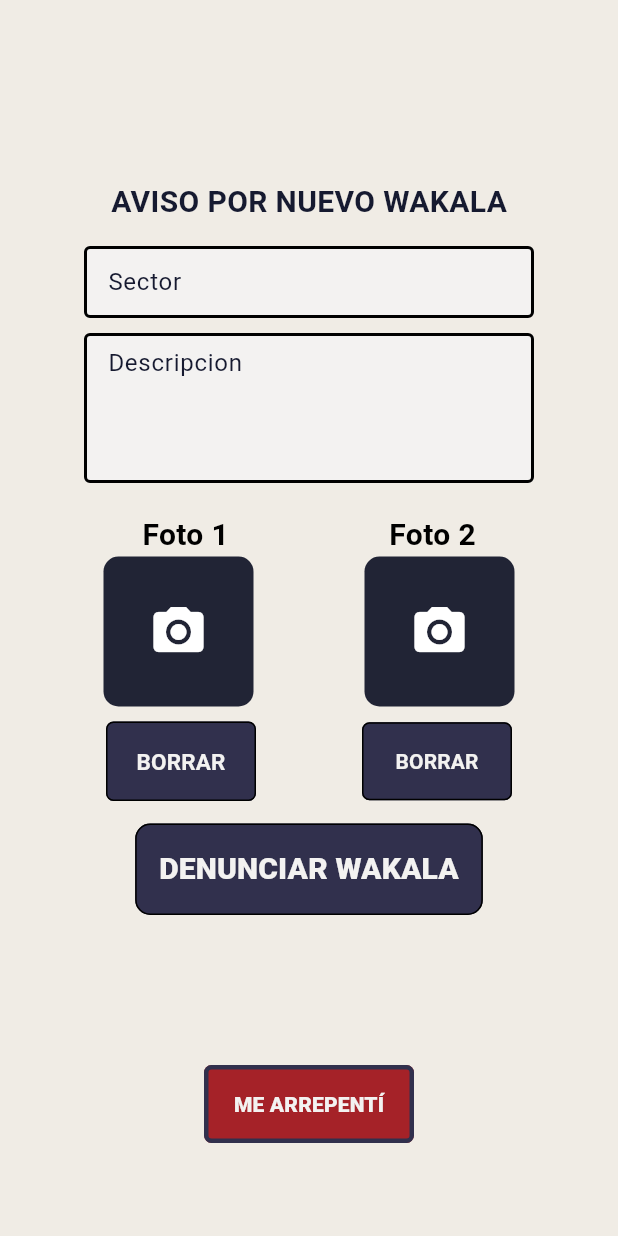
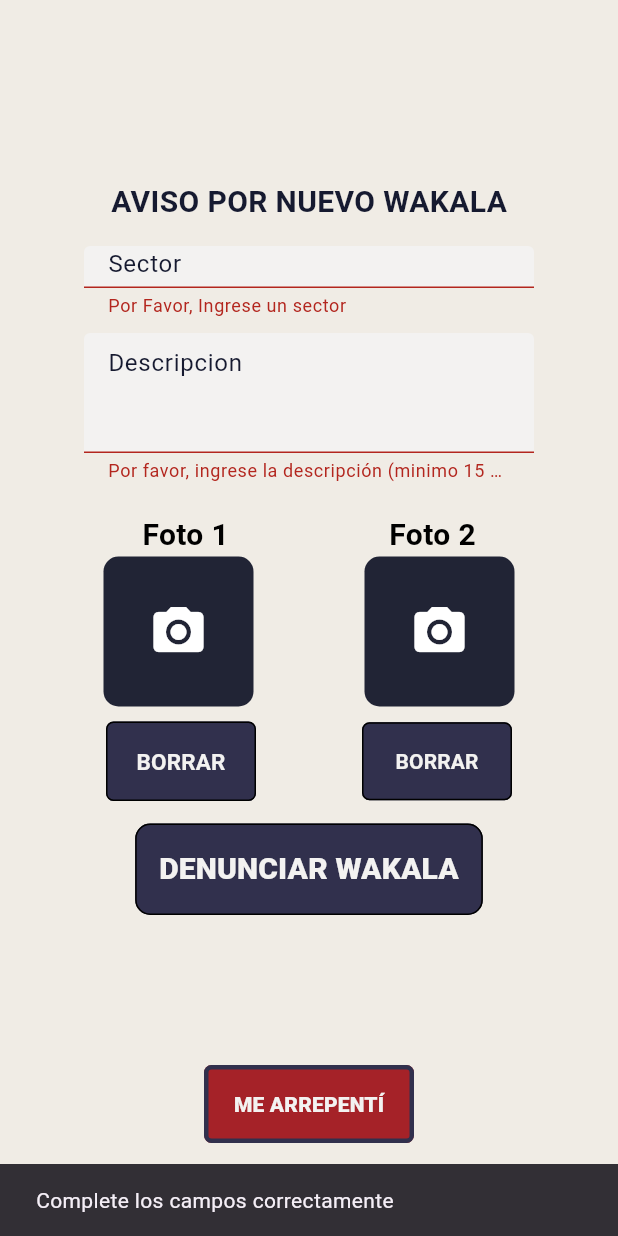
Before and after one commit to esuazo2601/wakala_app, a Flutter app: the NewWakala screen opened directly, after a tap on "DENUNCIAR WAKALA", on a phone screen of 412 x 824 dp. Run offline on Flutter 3.47's test engine with Material 3 defaults, Android fonts, the light colour scheme and no system bars; our stand-ins replace cloud_firestore, firebase_core, flutter_native_image, image_picker, motion_toast, shared_preferences; missing offline and left inert: a package; accounts and stored records are empty.

Commit message:
refactor: validación de sector, descripción y al menos la Foto 1

```diff
--- a/lib/new_wakala.dart
+++ b/lib/new_wakala.dart
@@ -2,6 +2,7 @@ import 'package:flutter/material.dart';
 import 'package:wakala_app/color_palette.dart';
 import 'package:image_picker/image_picker.dart';
 import 'package:wakala_app/utils.dart';
+import 'package:wakala_app/color_palette.dart';
 import 'dart:io';
 
 class NewWakala extends StatefulWidget {
@@ -12,6 +13,8 @@ class NewWakala extends StatefulWidget {
 }
 
 class _NewWakalaState extends State<NewWakala> {
+  final GlobalKey<FormState> _formKey = GlobalKey<FormState>();
+
   final _sectorController = TextEditingController();
   final _descripcionController = TextEditingController();
   File? image1;
@@ -24,13 +27,16 @@ class _NewWakalaState extends State<NewWakala> {
       context: context,
       builder: (BuildContext context) {
         return AlertDialog(
-          title: const Text("Seleccionar fuente de imagen"),
+          title: const Text("Fuente de imagen"),
+          backgroundColor: backGroundColor,
           content: Column(
             mainAxisSize: MainAxisSize.min,
             children: [
               ListTile(
                 leading: const Icon(Icons.camera),
                 title: const Text("Cámara"),
+                textColor: textColor,
+                iconColor: topColor,
                 onTap: () {
                   Navigator.pop(context, 'camera');
                 },
@@ -38,6 +44,8 @@ class _NewWakalaState extends State<NewWakala> {
               ListTile(
                 leading: const Icon(Icons.image),
                 title: const Text("Galería"),
+                textColor: textColor,
+                iconColor: topColor,
                 onTap: () {
                   Navigator.pop(context, 'gallery');
                 },
@@ -74,6 +82,8 @@ class _NewWakalaState extends State<NewWakala> {
     return Scaffold(
       backgroundColor: backGroundColor,
       body: SingleChildScrollView(
+        child: Form(
+          key: _formKey,
           child: Column(
             mainAxisAlignment: MainAxisAlignment.start,
             crossAxisAlignment: CrossAxisAlignment.center,
@@ -111,7 +121,7 @@ class _NewWakalaState extends State<NewWakala> {
                       shape: BoxShape.rectangle,
                       borderRadius: BorderRadius.zero,
                     ),
-                  child: TextField(
+                    child: TextFormField(
                       controller: _sectorController,
                       obscureText: false,
                       textAlign: TextAlign.start,
@@ -151,6 +161,12 @@ class _NewWakalaState extends State<NewWakala> {
                         contentPadding: const EdgeInsets.symmetric(
                             vertical: 8, horizontal: 12),
                       ),
+                      validator: (value) {
+                        if (value == null || value.isEmpty) {
+                          return 'Por Favor, Ingrese un sector';
+                        }
+                        return null;
+                      },
                     ),
                   ),
                 ],
@@ -160,7 +176,7 @@ class _NewWakalaState extends State<NewWakala> {
                 padding: const EdgeInsets.all(0),
                 width: 300,
                 height: 100,
-              child: TextField(
+                child: TextFormField(
                   controller: _descripcionController,
                   obscureText: false,
                   textAlign: TextAlign.start,
@@ -200,6 +216,14 @@ class _NewWakalaState extends State<NewWakala> {
                     contentPadding:
                         const EdgeInsets.symmetric(vertical: 8, horizontal: 12),
                   ),
+                  validator: (value) {
+                    if (value == null || value.isEmpty) {
+                      return 'Por favor, ingrese la descripción (minimo 15 caracteres)';
+                    } else if (value.length < 15) {
+                      return 'La descripción debe tener al menos 15 caracteres';
+                    }
+                    return null;
+                  },
                 ),
               ),
               const Padding(
@@ -409,13 +433,31 @@ class _NewWakalaState extends State<NewWakala> {
                   mainAxisSize: MainAxisSize.max,
                   children: [
                     MaterialButton(
-                    onPressed: () {},
+                      onPressed: () {
+                        if (!_formKey.currentState!.validate()) {
+                          print("complete los campos faltantes");
+                          ScaffoldMessenger.of(context).showSnackBar(
+                              const SnackBar(
+                                  content: Text(
+                                      "Complete los campos correctamente")));
+                          return;
+                        } else if (imagePath1 == null) {
+                          print("debe subir por lo menos la imagen 1");
+                          ScaffoldMessenger.of(context).showSnackBar(
+                              const SnackBar(
+                                  content:
+                                      Text("Debe subir al menos la Foto 1")));
+                          return;
+                        } else {
+                          print("validado con éxito");
+                        }
+                      },
                       color: topColor,
                       elevation: 0,
                       shape: RoundedRectangleBorder(
                         borderRadius: BorderRadius.circular(10.0),
-                      side:
-                          const BorderSide(color: Color(0xff000000), width: 1),
+                        side: const BorderSide(
+                            color: Color(0xff000000), width: 1),
                       ),
                       padding: const EdgeInsets.all(16),
                       textColor: containerColor,
@@ -469,6 +511,7 @@ class _NewWakalaState extends State<NewWakala> {
             ],
           ),
         ),
+      ),
     );
   }
 }
```
Lines whose indentation alone changed are shown as unchanged.
